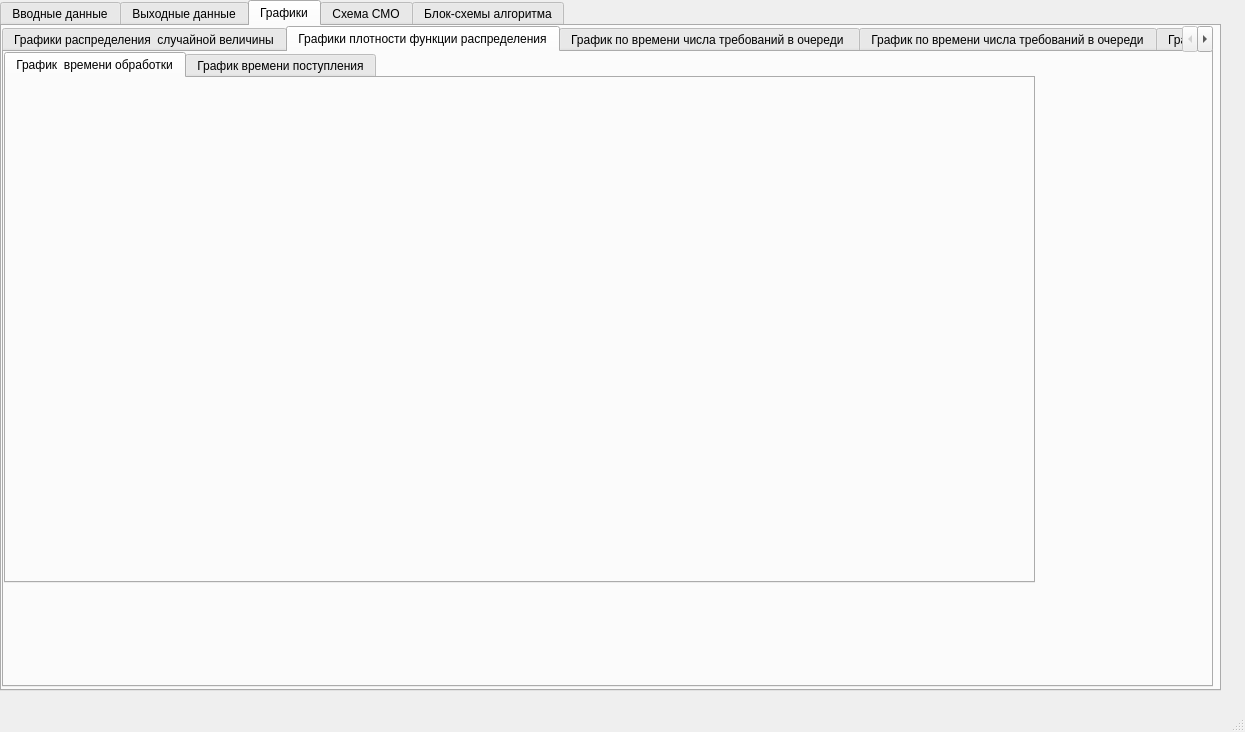
Above: mainwindow.ui from Denisbaic/SolutionModelQT before the change. Below: the same form after it.
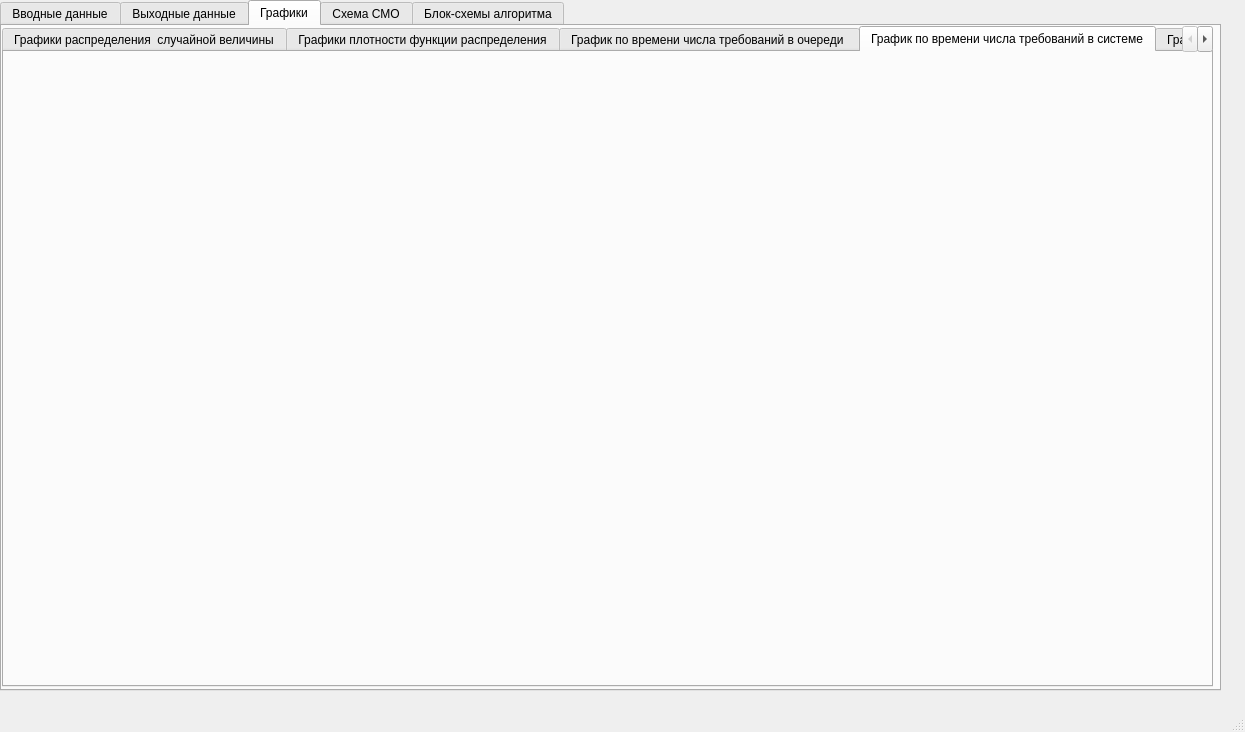
That is the form after the change. The open tabs and pages were chosen to show the change. Icons and pictures are not drawn. Custom widgets are drawn as their Qt base class.

Diff of the .ui file:
```diff
--- a/mainwindow.ui
+++ b/mainwindow.ui
@@ -792,9 +792,24 @@
         </property>
        </widget>
       </widget>
+      <widget class="QWidget" name="tab_18">
+       <attribute name="title">
+        <string>График по времени числа требований в системе</string>
+       </attribute>
+       <widget class="QCustomPlot" name="GraphicReqInSystemPerFix" native="true">
+        <property name="geometry">
+         <rect>
+          <x>10</x>
+          <y>10</y>
+          <width>1021</width>
+          <height>481</height>
+         </rect>
+        </property>
+       </widget>
+      </widget>
       <widget class="QWidget" name="tab_11">
        <attribute name="title">
-        <string>График по времени числа требований в очереди</string>
+        <string>График по времени среднего числа требований в очереди</string>
        </attribute>
        <widget class="QCustomPlot" name="GraphicNq" native="true">
         <property name="geometry">
@@ -809,7 +824,7 @@
       </widget>
       <widget class="QWidget" name="tab_12">
        <attribute name="title">
-        <string>График по времени числа требований в системе</string>
+        <string>График по времени среднего числа требований в системе</string>
        </attribute>
        <widget class="QCustomPlot" name="GraphicNs" native="true">
         <property name="geometry">
```
Left out of the diff: 6 changed lines with no effect on the pictures.
